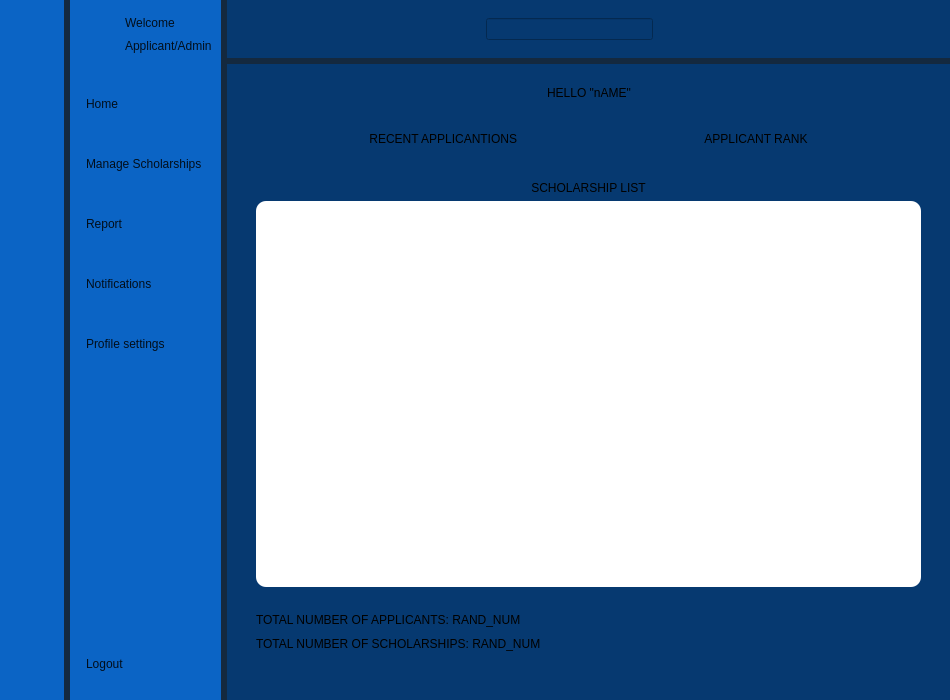
YNCO10/scholarshipManagementSystem, file SholarshipManagementSystem/homePage/dash.ui: the form before one commit.
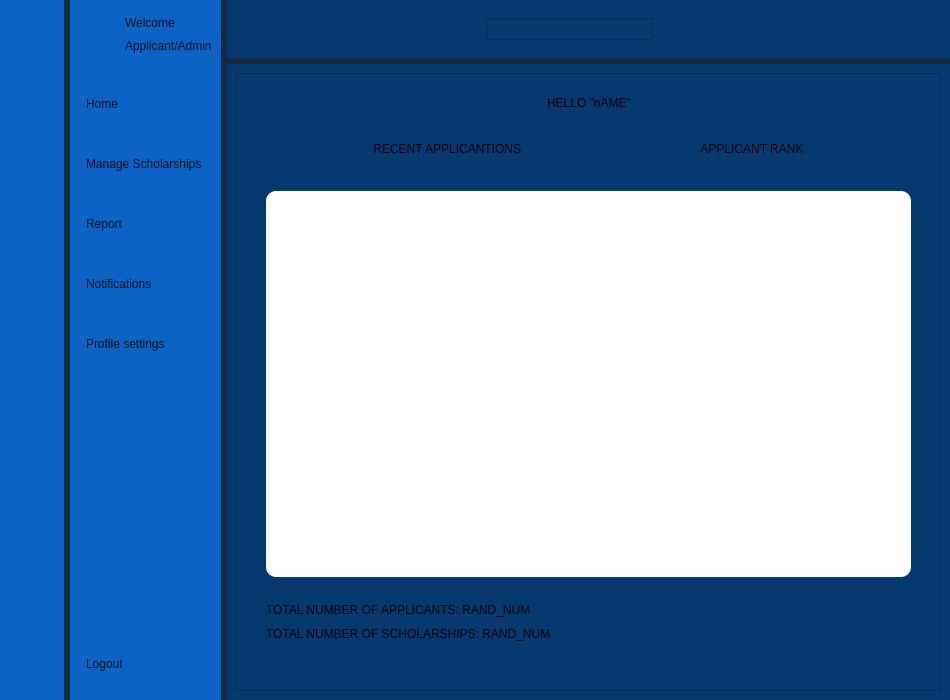
The form after the commit. The open tabs and pages were chosen to show the change. Icons and pictures are not drawn.

Patch:
```diff
--- a/SholarshipManagementSystem/homePage/dash.ui
+++ b/SholarshipManagementSystem/homePage/dash.ui
@@ -208,6 +208,8 @@
 	margin-bottom:20px;
 	margin-right:20px;
 	margin-left:20px;
+	
+	font: 600 10.5pt &quot;Segoe UI&quot;;
 }
 
 
@@ -219,6 +221,12 @@
 	font: 11pt &quot;Segoe UI&quot;;
 
 }
+
+
+QPushButton::hover{
+	background-color: rgb(20, 41, 63);
+	color: Black;
+}
 </string>
          </property>
          <property name="currentIndex">
@@ -227,6 +235,21 @@
          <widget class="QWidget" name="home">
           <layout class="QGridLayout" name="gridLayout_2">
            <item row="0" column="0">
+            <widget class="QScrollArea" name="scrollArea">
+             <property name="widgetResizable">
+              <bool>true</bool>
+             </property>
+             <widget class="QWidget" name="scrollAreaWidgetContents_2">
+              <property name="geometry">
+               <rect>
+                <x>0</x>
+                <y>0</y>
+                <width>654</width>
+                <height>616</height>
+               </rect>
+              </property>
+              <layout class="QGridLayout" name="gridLayout_7">
+               <item row="0" column="0">
             <layout class="QHBoxLayout" name="horizontalLayout_5">
              <property name="topMargin">
               <number>10</number>
@@ -363,22 +386,6 @@
             </layout>
            </item>
            <item row="3" column="0">
-            <layout class="QVBoxLayout" name="verticalLayout_9">
-             <item>
-              <widget class="QLabel" name="recentApplicantionsLabel_3">
-               <property name="styleSheet">
-                <string notr="true">
-font: 12pt &quot;Segoe UI&quot;;</string>
-               </property>
-               <property name="text">
-                <string>SCHOLARSHIP LIST</string>
-               </property>
-               <property name="alignment">
-                <set>Qt::AlignmentFlag::AlignCenter</set>
-               </property>
-              </widget>
-             </item>
-             <item>
               <layout class="QVBoxLayout" name="verticalLayout_8">
                <property name="leftMargin">
                 <number>20</number>
@@ -393,7 +400,11 @@
                 <number>20</number>
                </property>
                <item>
-                <widget class="QTableWidget" name="listofScholarshipsTableWidget"/>
+                  <widget class="QTableWidget" name="listofApplicantsTableWidget">
+                   <property name="styleSheet">
+                    <string notr="true"/>
+                   </property>
+                  </widget>
                </item>
                <item>
                 <layout class="QVBoxLayout" name="verticalLayout_7">
@@ -433,6 +444,8 @@
               </layout>
              </item>
             </layout>
+             </widget>
+            </widget>
            </item>
           </layout>
          </widget>
```
Left out of the diff: 28 changed lines with no effect on the pictures. Lines whose indentation alone changed are shown as unchanged.
